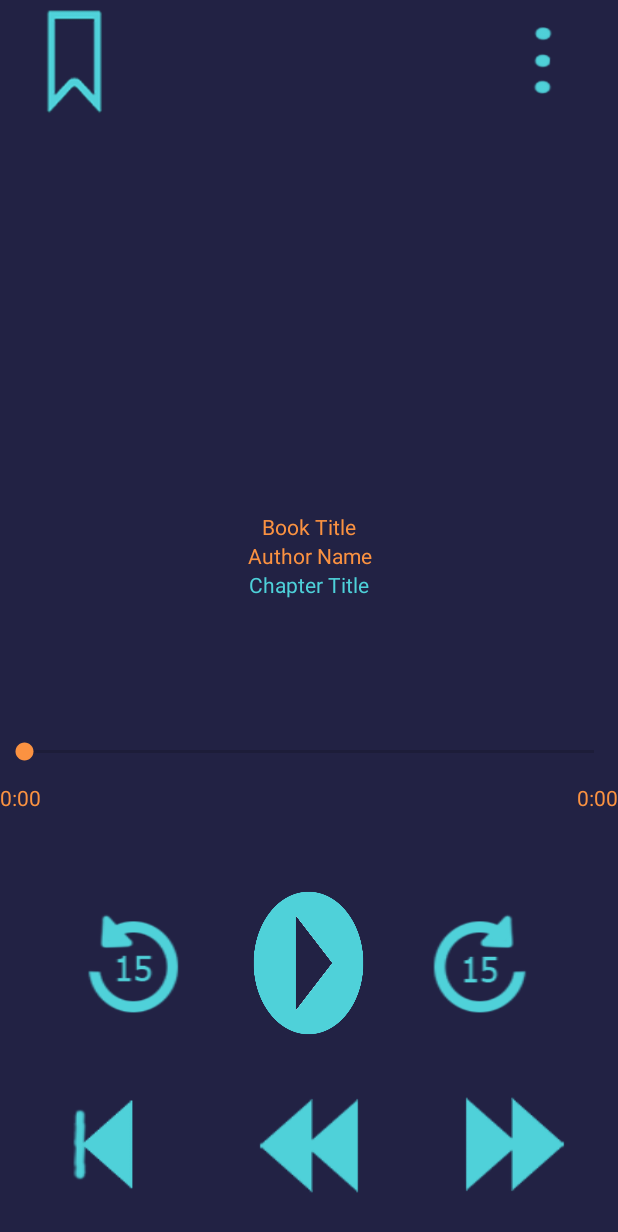
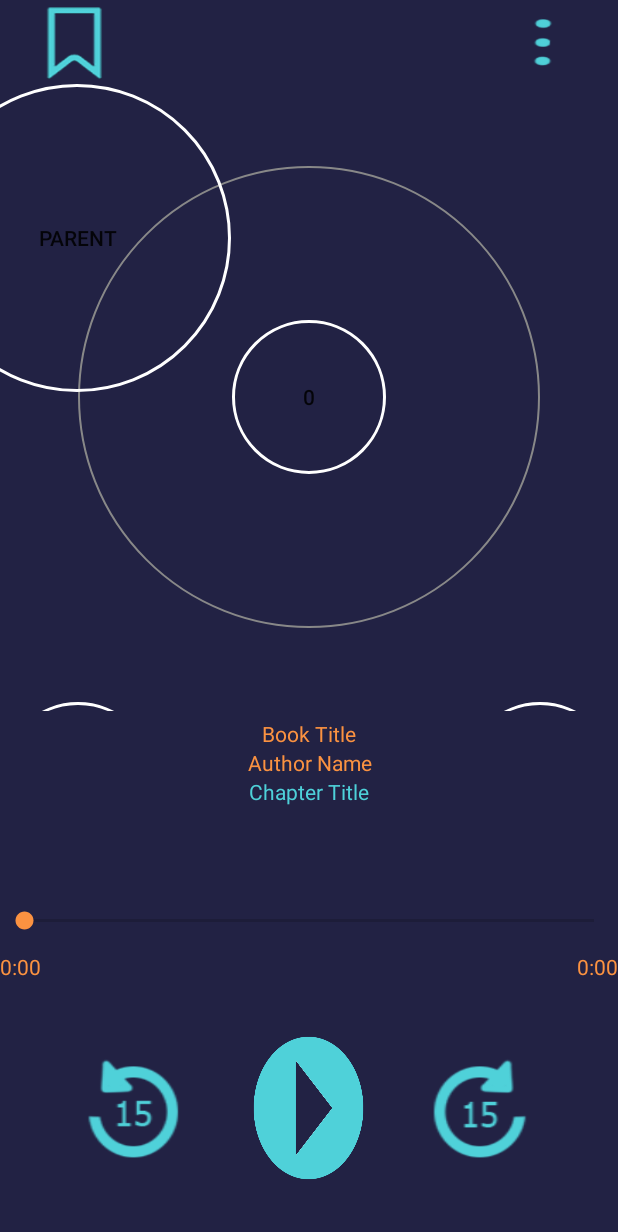
Before and after one commit to priyaven/Lore, an Android app: the PlayerView screen opened directly, with no data from a screen before it, on a phone screen of 412 x 824 dp. Shown: the top 1232 px of the screen. Run offline under Robolectric (Android 15) with nearby library versions, the phone set to English and light mode, and no system bars; 9 statements that could not run were skipped.

Commit message:
Making playerview use the circle graph.

```diff
--- a/Lore2/app/src/main/AndroidManifest.xml
+++ b/Lore2/app/src/main/AndroidManifest.xml
@@ -19,11 +19,11 @@
         android:supportsRtl="true"
         android:theme="@style/Theme.AppCompat.NoActionBar">
         <activity android:name=".MainActivity">
-            <!--<intent-filter>
+            <intent-filter>
                 <action android:name="android.intent.action.MAIN" />
 
                 <category android:name="android.intent.category.LAUNCHER" />
-            </intent-filter>-->
+            </intent-filter>
         </activity>
         <activity
             android:name=".LoginActivity"
@@ -49,11 +49,11 @@
             android:name=".CircleGraphActivity"
             android:label="@string/title_activity_circle_graph"
             android:theme="@style/Theme.AppCompat.NoActionBar">
-            <intent-filter>
+           <!-- <intent-filter>
                 <action android:name="android.intent.action.MAIN" />
 
                 <category android:name="android.intent.category.LAUNCHER" />
-            </intent-filter>
+            </intent-filter> -->
         </activity>
     </application>
 
--- a/Lore2/app/src/main/java/com/loreaudio/lore/PlayerView.java
+++ b/Lore2/app/src/main/java/com/loreaudio/lore/PlayerView.java
@@ -1,5 +1,6 @@
 package com.loreaudio.lore;
 
+import android.annotation.SuppressLint;
 import android.content.ActivityNotFoundException;
 import android.content.BroadcastReceiver;
 import android.content.ComponentName;
@@ -7,7 +8,12 @@ import android.content.Context;
 import android.content.Intent;
 import android.content.IntentFilter;
 import android.content.ServiceConnection;
+import android.graphics.Bitmap;
+import android.graphics.Canvas;
+import android.graphics.Color;
+import android.graphics.Paint;
 import android.graphics.drawable.Drawable;
+import android.graphics.drawable.GradientDrawable;
 import android.media.Image;
 import android.os.Bundle;
 import android.os.Handler;
@@ -17,11 +23,13 @@ import android.speech.RecognizerIntent;
 import android.support.v4.content.LocalBroadcastManager;
 import android.support.v7.app.AppCompatActivity;
 import android.support.v7.widget.Toolbar;
+import android.util.DisplayMetrics;
 import android.view.MenuItem;
 import android.view.View;
 import android.widget.Button;
 import android.widget.ImageButton;
 import android.widget.ImageView;
+import android.widget.RelativeLayout;
 import android.widget.TextView;
 
 import android.widget.MediaController.MediaPlayerControl;
@@ -38,6 +46,8 @@ import java.util.HashMap;
 import android.util.Log;
 
 import org.w3c.dom.Text;
+
+import static java.lang.Math.ceil;
 
 public class PlayerView extends AppCompatActivity implements MediaPlayerControl {
 
@@ -143,12 +153,14 @@ public class PlayerView extends AppCompatActivity implements MediaPlayerControl
         curPosition = (int) getIntent().getIntExtra("CurPosition", 1);
         prevPosition = (int) getIntent().getIntExtra("PrevPosition", 0);
 
-        ImageView imgview = (ImageView) findViewById(R.id.coverImage);
-        int imgsrc = getResources().getIdentifier(curStory.getImgfile(), null, getPackageName());
-        Drawable resimg = getResources().getDrawable(imgsrc);
-        imgview.setBackground(resimg);
+        //ImageView imgview = (ImageView) findViewById(R.id.coverImage);
+        //int imgsrc = getResources().getIdentifier(curStory.getImgfile(), null, getPackageName());
+        //Drawable resimg = getResources().getDrawable(imgsrc);
+        //imgview.setBackground(resimg);
+
         fix_chapter();
 
+        createNode(false);
 
         TextView storyTitle = (TextView) findViewById(R.id.bookTitle);
         storyTitle.setText(curStory.getTitle());
@@ -205,6 +217,124 @@ public class PlayerView extends AppCompatActivity implements MediaPlayerControl
 
     }
 
+    private void createNode(boolean isRoot){
+        DisplayMetrics displayMetrics = new DisplayMetrics();
+        int lytweight = 52;
+        float heightfactor = 52/100;
+        Context context = this;
+        float marginy = 250*heightfactor;
+        int marginx = 125;
+
+        int margin = 10;
+
+        int buttonsize = 0;
+        int ringsize = 0;
+
+        int numButtons = 3;
+        this.getWindowManager().getDefaultDisplay().getMetrics(displayMetrics);
+        int height = displayMetrics.heightPixels;
+        int height2 = (int) ceil(height*heightfactor);
+        int width = displayMetrics.widthPixels;
+
+        if (height < width)
+            buttonsize = (int)(height)/4;
+        else
+            buttonsize = (width)/4;
+        ringsize = 3*buttonsize;
+
+        @SuppressLint("WrongViewCast")
+        final RelativeLayout lyt = (RelativeLayout) findViewById(R.id.circlegraph);
+        Button b = new Button(this);
+        RelativeLayout.LayoutParams lp1 = new RelativeLayout.LayoutParams(
+                buttonsize,
+                buttonsize);
+
+        lp1.addRule(RelativeLayout.CENTER_IN_PARENT);
+        b.setLayoutParams(lp1);
+        b.setText(Integer.toString(height2));
+        b.setBackgroundDrawable(getResources().getDrawable(R.drawable.circle));
+        lyt.addView(b);
+
+        final ImageView imgv = new ImageView(this);
+        GradientDrawable ringa = new GradientDrawable();
+        ringa.setShape(GradientDrawable.OVAL);
+        ringa.setColor(Color.TRANSPARENT);
+        ringa.setStroke(2, Color.GRAY);
+        imgv.setBackground(ringa);
+
+        RelativeLayout.LayoutParams lp2 = new RelativeLayout.LayoutParams(ringsize, ringsize);
+
+        lp2.addRule(RelativeLayout.CENTER_IN_PARENT);
+        imgv.setLayoutParams(lp2);
+        lyt.addView(imgv);
+
+
+        final Button b2 = new Button(this);
+        final Button b3 = new Button(this);
+
+        b2.setBackgroundDrawable(getResources().getDrawable(R.drawable.circle));
+
+        //size of button
+        RelativeLayout.LayoutParams params = new RelativeLayout.LayoutParams(buttonsize, buttonsize);
+
+        b2.setLayoutParams(params);
+        b2.setX(width/2  + ringsize/2 -buttonsize/2);
+        b2.setY(height/2 - marginy);
+        lyt.addView(b2);
+
+
+        b2.setText("test1");
+
+        b3.setBackgroundDrawable(getResources().getDrawable(R.drawable.circle));
+
+        //size of button
+        RelativeLayout.LayoutParams params3 = new RelativeLayout.LayoutParams(buttonsize, buttonsize);
+
+        b3.setLayoutParams(params3);
+        b3.setX(width/2 - buttonsize/2 - ringsize/2);
+        b3.setY(height/2 - marginy);
+        lyt.addView(b3);
+
+
+        b3.setText("test2");
+
+        if(!isRoot) {
+            final Button bpar = new Button(this);
+            bpar.setBackgroundDrawable(getResources().getDrawable(R.drawable.circle));
+
+            //size of button
+            RelativeLayout.LayoutParams paramspar = new RelativeLayout.LayoutParams(buttonsize * 2, buttonsize * 2);
+
+            bpar.setLayoutParams(paramspar);
+            bpar.setX(0 - buttonsize/2);
+            bpar.setY(0 - marginy/2);
+            lyt.addView(bpar);
+
+
+            bpar.setText("parent");
+
+           /* ImageView line = new ImageView(this);
+            Bitmap bitmap = Bitmap.createBitmap(width, height, Bitmap.Config.ARGB_8888);
+            Canvas canvas = new Canvas(bitmap);
+            line.setImageBitmap(bitmap);
+
+            // Line
+            Paint paint = new Paint();
+            paint.setColor(Color.GRAY);
+            paint.setStrokeWidth(10);
+            float startx = bpar.getX() + buttonsize*2 - buttonsize/3;
+            float starty = bpar.getY()+ buttonsize*2 - buttonsize/3;
+            int endx = width/2;
+            int endy = (int)(height/2) - buttonsize/2 - margin;
+            canvas.drawLine(startx, starty, endx, endy, paint);
+            lyt.addView(line);*/
+
+        }
+
+
+
+    }
+
     //from https://stackoverflow.com/questions/31421779/androidhow-to-show-time-on-my-music-player
     private  String milliSecondsToTimer(long milliseconds) {
         String finalTimerString = "";
@@ -242,8 +372,8 @@ public class PlayerView extends AppCompatActivity implements MediaPlayerControl
         TextView chapterTitle = (TextView) findViewById(R.id.chapterTitle);
         chapterTitle.setText(curChapter.getTitle());
 
-        ImageButton prev = (ImageButton) findViewById(R.id.prev_ch);
-        prev.setEnabled(true);
+        //ImageButton prev = (ImageButton) findViewById(R.id.prev_ch);
+        //prev.setEnabled(true);
 
         if (curChapter.isEnd()) {
             //ImageButton skip = (ImageButton) findViewById(R.id.skip);
--- a/Lore2/app/src/main/res/layout/activity_player_view.xml
+++ b/Lore2/app/src/main/res/layout/activity_player_view.xml
@@ -19,7 +19,7 @@
         <RelativeLayout
             android:layout_width="match_parent"
             android:layout_height="0dp"
-            android:layout_weight="10"
+            android:layout_weight="7"
             android:orientation="horizontal">
 
             <ImageButton
@@ -40,7 +40,17 @@
                 android:contentDescription="@string/more_button" />
         </RelativeLayout>
 
-        <LinearLayout
+        <RelativeLayout
+            android:layout_width="match_parent"
+            android:layout_height="0dp"
+            android:layout_weight="52"
+            android:id="@+id/circlegraph"
+            android:orientation="vertical"
+            >
+
+        </RelativeLayout>
+
+       <!-- <LinearLayout
             android:layout_width="match_parent"
             android:layout_height="0dp"
             android:layout_weight="30"
@@ -52,15 +62,15 @@
                 android:layout_height="wrap_content"
                 android:background="@drawable/logo_updated"
                 android:contentDescription="@string/cover_img" />
-        </LinearLayout>
+        </LinearLayout> -->
 
 
-        <LinearLayout
+         <LinearLayout
             android:layout_width="match_parent"
             android:layout_height="0dp"
-            android:layout_weight="20"
+            android:layout_weight="15"
             android:orientation="vertical"
-            android:padding="20dp">
+            android:padding="5dp">
 
             <TextView
                 android:id="@+id/bookTitle"
@@ -108,7 +118,7 @@
         <LinearLayout
             android:layout_width="match_parent"
             android:layout_height="wrap_content"
-            android:layout_weight="5"
+            android:layout_weight="3"
             android:orientation="horizontal">
 
             <TextView
@@ -164,7 +174,7 @@
 
         </LinearLayout>
 
-        <LinearLayout
+        <!--<LinearLayout
             android:layout_width="match_parent"
             android:layout_height="0dp"
             android:layout_weight="15"
@@ -191,72 +201,6 @@
                 android:background="@drawable/forward"
                 android:contentDescription="@string/speed_button" />
 
-        </LinearLayout>
-
+        </LinearLayout>-->
     </LinearLayout>
-
-    <!--
-    <LinearLayout
-        android:layout_width="fill_parent"
-        android:layout_height="0dp"
-        android:gravity="center"
-        android:background="@color/basic"
-        android:orientation="horizontal"
-        android:layout_alignParentBottom="true"
-        >
-
-
-        <ImageButton
-            android:id="@+id/library"
-            android:layout_width="100dp"
-            android:layout_height="wrap_content"
-            android:background="@drawable/mylibrary_gray" />
-
-        <ImageButton
-            android:id="@+id/home"
-            android:layout_width="100dp"
-            android:layout_height="wrap_content"
-            android:background="@drawable/home_gray" />
-
-        <ImageButton
-            android:id="@+id/faves"
-            android:layout_width="100dp"
-            android:layout_height="wrap_content"
-            android:background="@drawable/faves_gray" />
-
-    </LinearLayout>
-    -->
-    <!--
-    <LinearLayout
-        android:layout_width="match_parent"
-        android:layout_height="90dp"
-        android:layout_alignParentBottom="true"
-        android:background="@color/basic"
-        android:layout_marginTop="10dp"
-        android:weightSum="3">
-
-
-        <Button
-            android:id="@+id/my_library_button"
-            android:layout_width="0dp"
-            android:layout_height="match_parent"
-            android:layout_weight="1"
-            android:background="@drawable/mylibrary_gray" />
-
-        <Button
-            android:id="@+id/home_button"
-            android:layout_width="0dp"
-            android:layout_height="match_parent"
-            android:layout_weight="1"
-            android:background="@drawable/home_gray" />
-
-        <Button
-            android:id="@+id/my_faves_button"
-            android:layout_width="0dp"
-            android:layout_height="match_parent"
-            android:layout_weight="1"
-            android:background="@drawable/faves_gray" />
-    </LinearLayout>
-    -->
-
 </RelativeLayout>
```
